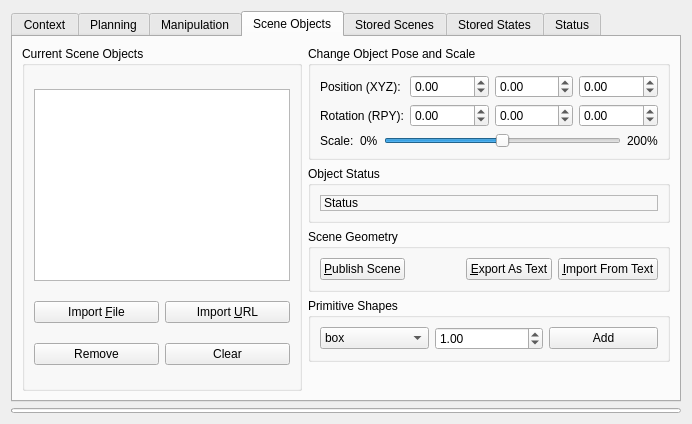
Old version of the form moveit_ros/visualization/motion_planning_rviz_plugin/src/ui/motion_planning_rviz_plugin_frame.ui in the repository moveit/moveit.
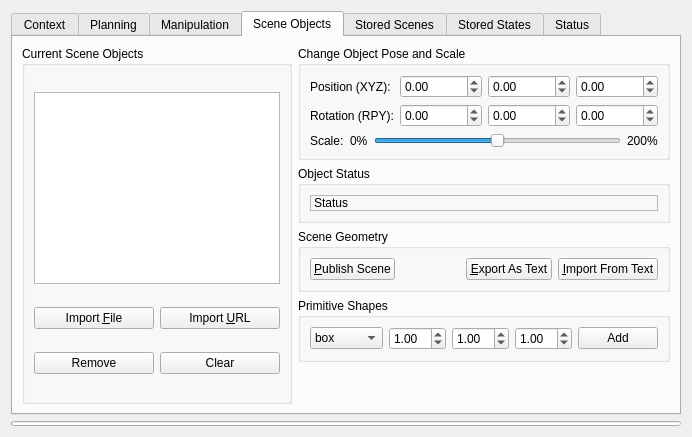
New version of the form. Custom widgets are drawn as their Qt base class.

Commit message: added spin boxes for x, y and z length values, made suggested changes as well

Diff of the .ui file:
```diff
--- a/moveit_ros/visualization/motion_planning_rviz_plugin/src/ui/motion_planning_rviz_plugin_frame.ui
+++ b/moveit_ros/visualization/motion_planning_rviz_plugin/src/ui/motion_planning_rviz_plugin_frame.ui
@@ -7,7 +7,7 @@
     <x>0</x>
     <y>0</y>
     <width>692</width>
-    <height>424</height>
+    <height>437</height>
    </rect>
   </property>
   <property name="windowTitle">
@@ -1287,7 +1287,27 @@
           <item>
            <widget class="QDoubleSpinBox" name="shape_size_spin_box">
             <property name="singleStep">
-             <double>0.500000000000000</double>
+             <double>0.100000000000000</double>
+            </property>
+            <property name="value">
+             <double>1.000000000000000</double>
+            </property>
+           </widget>
+          </item>
+          <item>
+           <widget class="QDoubleSpinBox" name="shape_size_y_spin_box">
+            <property name="singleStep">
+             <double>0.100000000000000</double>
+            </property>
+            <property name="value">
+             <double>1.000000000000000</double>
+            </property>
+           </widget>
+          </item>
+          <item>
+           <widget class="QDoubleSpinBox" name="shape_size_z_spin_box">
+            <property name="singleStep">
+             <double>0.100000000000000</double>
             </property>
             <property name="value">
              <double>1.000000000000000</double>
@@ -1296,6 +1316,12 @@
           </item>
           <item>
            <widget class="QPushButton" name="add_shape_button">
+            <property name="sizePolicy">
+             <sizepolicy hsizetype="Minimum" vsizetype="Fixed">
+              <horstretch>0</horstretch>
+              <verstretch>0</verstretch>
+             </sizepolicy>
+            </property>
             <property name="text">
              <string>Add</string>
             </property>
```
Left out of the diff: 2 changed lines with no effect on the pictures. The commit also changes 3 other files.
